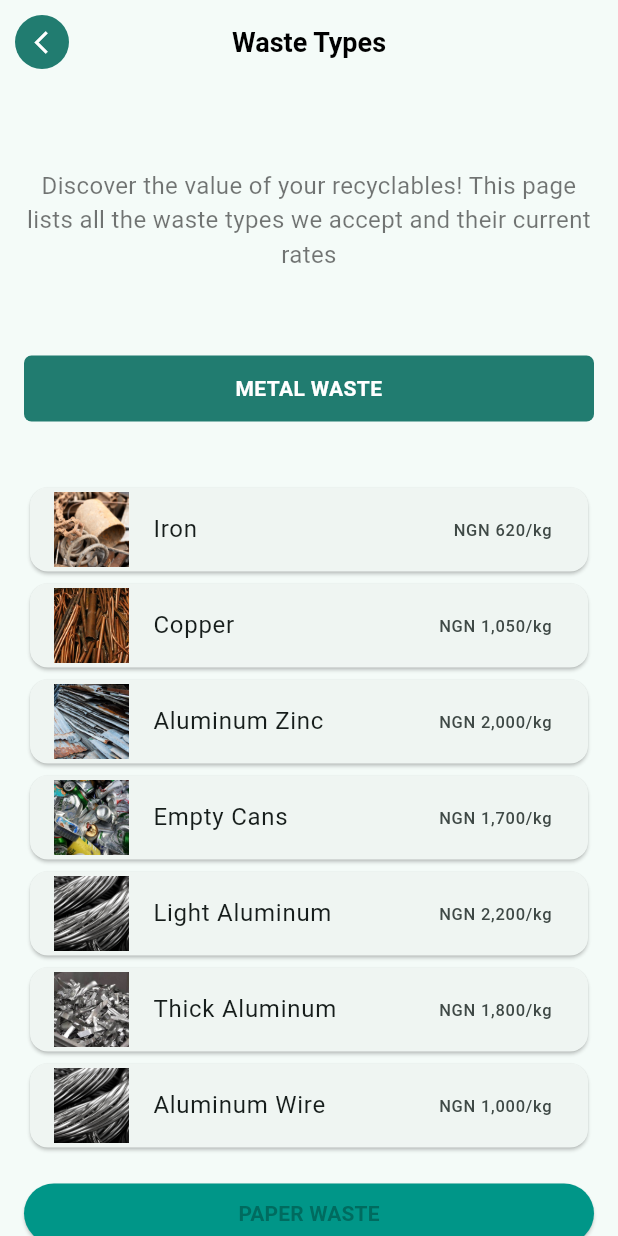
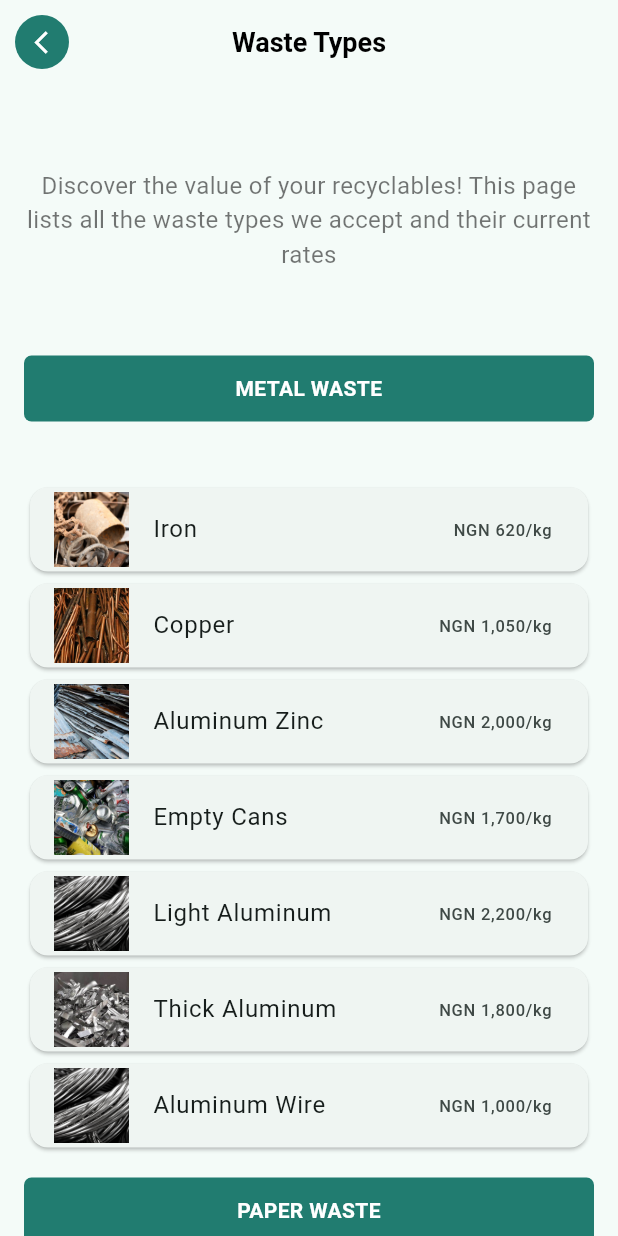
Before and after one commit to OJPTECHNOLOGIESLTD/Energy-C-Android, a Flutter app: the WasteTypesPage screen opened directly, on a phone screen of 412 x 824 dp. Run offline on Flutter 3.47's test engine with Material 3 defaults, Android fonts, the light colour scheme and no system bars; our stand-ins replace get, shared_preferences, smooth_page_indicator, syncfusion_flutter_charts; accounts and stored records are empty.

Commit message:
edited more page and added one or two

```diff
--- a/lib/screens/cards/profile_card_info.dart
+++ b/lib/screens/cards/profile_card_info.dart
@@ -1,3 +1,4 @@
+import 'package:energy_chleen/data/dto/auth_controller.dart';
 import 'package:energy_chleen/screens/my_points.dart';
 import 'package:energy_chleen/screens/recycle_report.dart';
 import 'package:energy_chleen/utils/Helper.dart';
@@ -40,7 +41,7 @@ class _ProfileCardInfoState extends State<ProfileCardInfo> {
                               crossAxisAlignment: CrossAxisAlignment.start,
                               children: [
                                 Text(
-                                  'Hello, Benjamin Ezeh!',
+                                  '${AuthController.instance.firstName.value} ${AuthController.instance.lastName.value}',
                                   style: TextStyle(
                                       color: Colors.white,
                                       fontWeight: FontWeight.bold,
--- a/lib/screens/wastes/waste_type.dart
+++ b/lib/screens/wastes/waste_type.dart
@@ -1,6 +1,9 @@
 import 'package:energy_chleen/screens/navbar/appbars.dart';
+import 'package:energy_chleen/screens/recyclingpage.dart';
+import 'package:energy_chleen/screens/start_recycling_waste.dart';
 import 'package:energy_chleen/utils/Helper.dart';
 import 'package:flutter/material.dart';
+import 'package:path/path.dart';
 
 class WasteTypesPage extends StatelessWidget {
   final List<Map<String, String>> metalWaste = [
@@ -53,18 +56,7 @@ class WasteTypesPage extends StatelessWidget {
               child: Column(
                 crossAxisAlignment: CrossAxisAlignment.stretch,
                 children: [
-                  Container(
-                    width: MediaQuery.of(context).size.width,
-                    padding: EdgeInsets.symmetric(vertical: 12),
-                    decoration: BoxDecoration(
-                      borderRadius: BorderRadius.circular(5),
-                      color: Customcolors.teal
-                    ),
-                    child: Text('METAL WASTE',
-                    textAlign: TextAlign.center,
-                        style: TextStyle(fontWeight: FontWeight.bold,
-                        color: Customcolors.white)),
-                  ),
+                 _buildwWasteTypeContainer(context: context, title: 'METAL WASTE'),
                   SizedBox(height: 40 ),
                   // Optimized ListView.builder
                   ListView.builder(
@@ -74,6 +66,7 @@ class WasteTypesPage extends StatelessWidget {
                     itemBuilder: (context, index) {
                       final waste = metalWaste[index];
                       return buildWasteItem(
+                        context: context,
                         imagePath: waste['image']!,
                         name: waste['name']!,
                         price: waste['price']!,
@@ -82,13 +75,7 @@ class WasteTypesPage extends StatelessWidget {
                   ),
                   SizedBox(height: 16),
                   // Paper Waste Section
-                  ElevatedButton(
-                    style:
-                        ElevatedButton.styleFrom(backgroundColor: Colors.teal),
-                    onPressed: () {},
-                    child: Text('PAPER WASTE',
-                        style: TextStyle(fontWeight: FontWeight.bold)),
-                  ),
+                  _buildwWasteTypeContainer(context: context, title: 'PAPER WASTE')
                 ],
               ),
             ),
@@ -101,14 +88,33 @@ class WasteTypesPage extends StatelessWidget {
   Widget buildWasteItem(
       {required String imagePath,
       required String name,
-      required String price}) {
-    return Card(
-      child: ListTile(
-        leading:
-            Image.asset(imagePath, width: 50, height: 50, fit: BoxFit.cover),
-        title: Text(name),
-        trailing: Text(price),
+      required String price,
+      required BuildContext context}) {
+    return GestureDetector(
+      onTap: () => Navigator.push(context, MaterialPageRoute(builder: (context)=>RecyclingPage(wasteType: name, actionType1: true,))),
+      child: Card(
+        child: ListTile(
+          leading:
+              Image.asset(imagePath, width: 50, height: 50, fit: BoxFit.cover),
+          title: Text(name),
+          trailing: Text(price),
+        ),
       ),
     );
   }
+  Widget _buildwWasteTypeContainer({String? title,
+  required BuildContext context,}){
+    return Container(
+                    width: MediaQuery.of(context).size.width,
+                    padding: EdgeInsets.symmetric(vertical: 12),
+                    decoration: BoxDecoration(
+                      borderRadius: BorderRadius.circular(5),
+                      color: Customcolors.teal
+                    ),
+                    child: Text(title!,
+                    textAlign: TextAlign.center,
+                        style: TextStyle(fontWeight: FontWeight.bold,
+                        color: Customcolors.white)),
+                  );
+  }
 }
```
Also changed, not shown: lib/data/dto/auth_service.dart (+45 -49 lines), lib/screens/home_pickup.dart (+8 -0 lines), lib/screens/request_summary.dart (+27 -5 lines).
